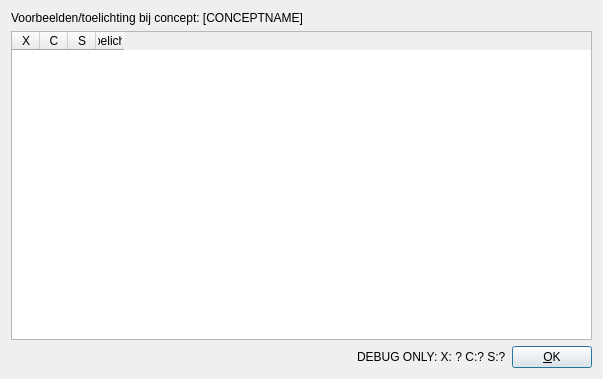
Qt form Projects/ProjectBrainweaver/qtpvdbrateconcepttallydialog.ui (richelbilderbeek/ProjectRichelBilderbeek) before a commit.
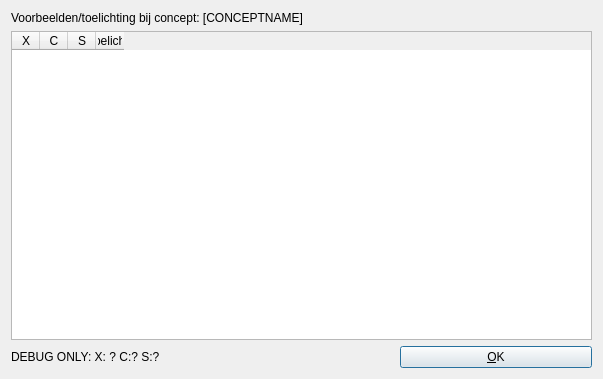
The same form after that commit. Icons and pictures are not drawn.

Patch:
```diff
--- a/Projects/ProjectBrainweaver/qtpvdbrateconcepttallydialog.ui
+++ b/Projects/ProjectBrainweaver/qtpvdbrateconcepttallydialog.ui
@@ -18,6 +18,23 @@
     <normaloff>:/images/PicArrow14x14.png</normaloff>:/images/PicArrow14x14.png</iconset>
   </property>
   <layout class="QGridLayout" name="gridLayout">
+   <item row="0" column="1" colspan="3">
+    <widget class="QLabel" name="label_concept_name">
+     <property name="text">
+      <string>Voorbeelden/toelichting bij concept: [CONCEPTNAME]</string>
+     </property>
+     <property name="wordWrap">
+      <bool>true</bool>
+     </property>
+    </widget>
+   </item>
+   <item row="2" column="1" colspan="2">
+    <widget class="QLabel" name="label_debug">
+     <property name="text">
+      <string>DEBUG ONLY: X: ? C:? S:?</string>
+     </property>
+    </widget>
+   </item>
    <item row="1" column="1" colspan="3">
     <widget class="QTableWidget" name="table">
      <attribute name="horizontalHeaderDefaultSectionSize">
@@ -63,29 +80,6 @@
      </column>
     </widget>
    </item>
-   <item row="2" column="1">
-    <spacer name="horizontalSpacer">
-     <property name="orientation">
-      <enum>Qt::Horizontal</enum>
-     </property>
-     <property name="sizeHint" stdset="0">
-      <size>
-       <width>40</width>
-       <height>20</height>
-      </size>
-     </property>
-    </spacer>
-   </item>
-   <item row="0" column="1">
-    <widget class="QLabel" name="label_concept_name">
-     <property name="text">
-      <string>Voorbeelden/toelichting bij concept: [CONCEPTNAME]</string>
-     </property>
-     <property name="wordWrap">
-      <bool>true</bool>
-     </property>
-    </widget>
-   </item>
    <item row="2" column="3">
     <widget class="QPushButton" name="button_ok">
      <property name="text">
@@ -93,13 +87,6 @@
      </property>
     </widget>
    </item>
-   <item row="2" column="2">
-    <widget class="QLabel" name="label_debug">
-     <property name="text">
-      <string>DEBUG ONLY: X: ? C:? S:?</string>
-     </property>
-    </widget>
-   </item>
   </layout>
  </widget>
  <tabstops>
```
